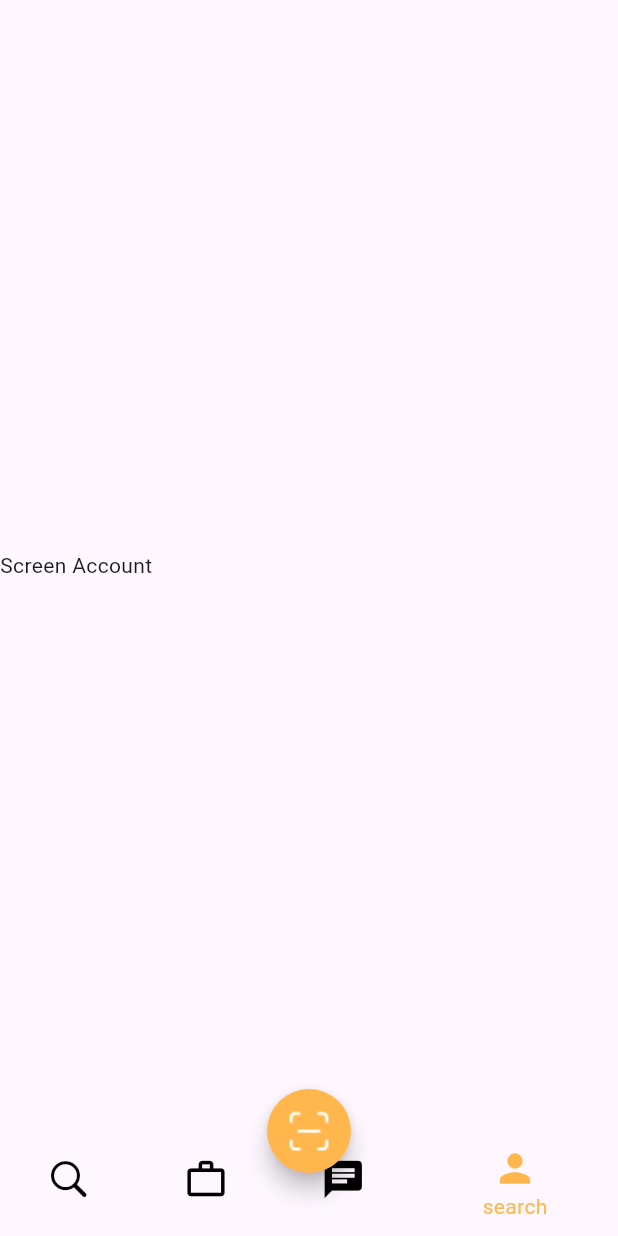
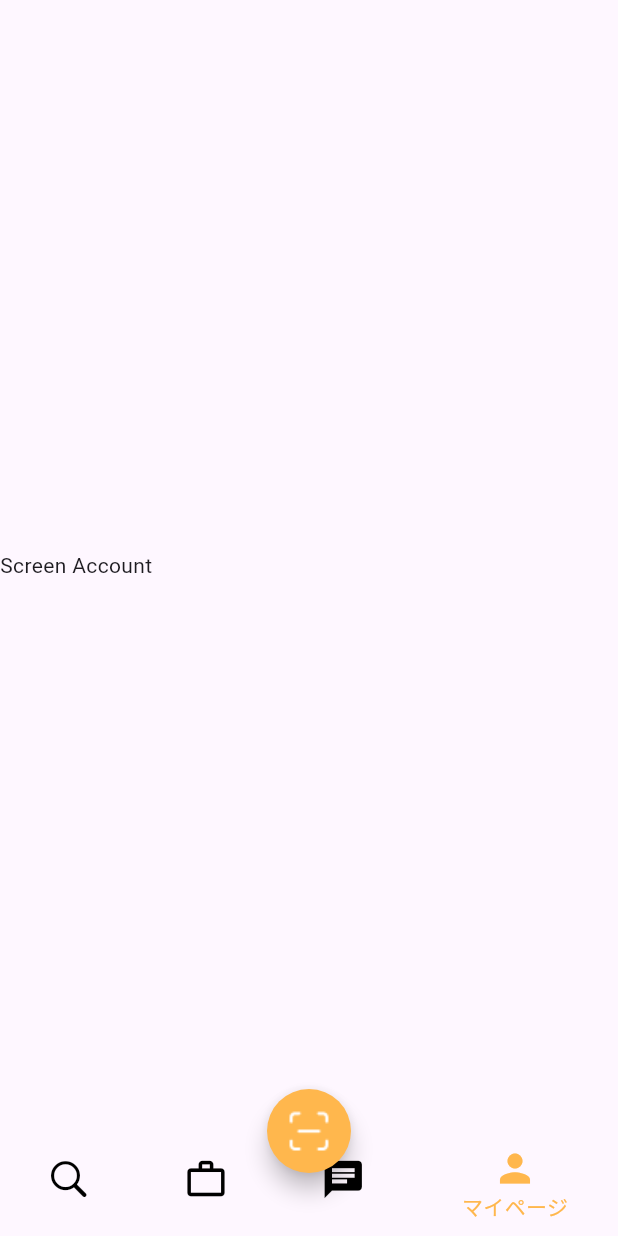
Before and after one commit to Dhrisy/machine_test_project, a Flutter app: the screen it shows after launch, item 4 of the bottom bar chosen, on a phone screen of 412 x 824 dp. Run offline on Flutter 3.47's test engine with Material 3 defaults, Android fonts, the phone set to English and light mode, and no system bars; our stand-ins replace cached_network_image, flutter_screenutil, flutter_svg, get; missing offline and left inert: dart:ffi.

Commit message:
all done

```diff
--- a/lib/pages/main_page/widgets/bottom_navigation_bar_widget.dart
+++ b/lib/pages/main_page/widgets/bottom_navigation_bar_widget.dart
@@ -26,11 +26,11 @@ class BottomNavigationBarWidget extends StatelessWidget {
             icon: Icon(CupertinoIcons.search,
             size: 30,), label: 'さがす'),
           BottomNavigationBarItem(icon: Icon(Icons.work_outline_outlined,
-           size: 30,), label: 'search'),
+           size: 30,), label: 'お仕事'),
            BottomNavigationBarItem(icon: Icon(Icons.chat,
-            size: 30,), label: 'search'),
+            size: 30,), label: 'チャット'),
            BottomNavigationBarItem(icon: Icon(Icons.person,
-            size: 30,), label: 'search'),
+            size: 30,), label: 'マイページ'),
         ],
         elevation: 0,);
   }
```
